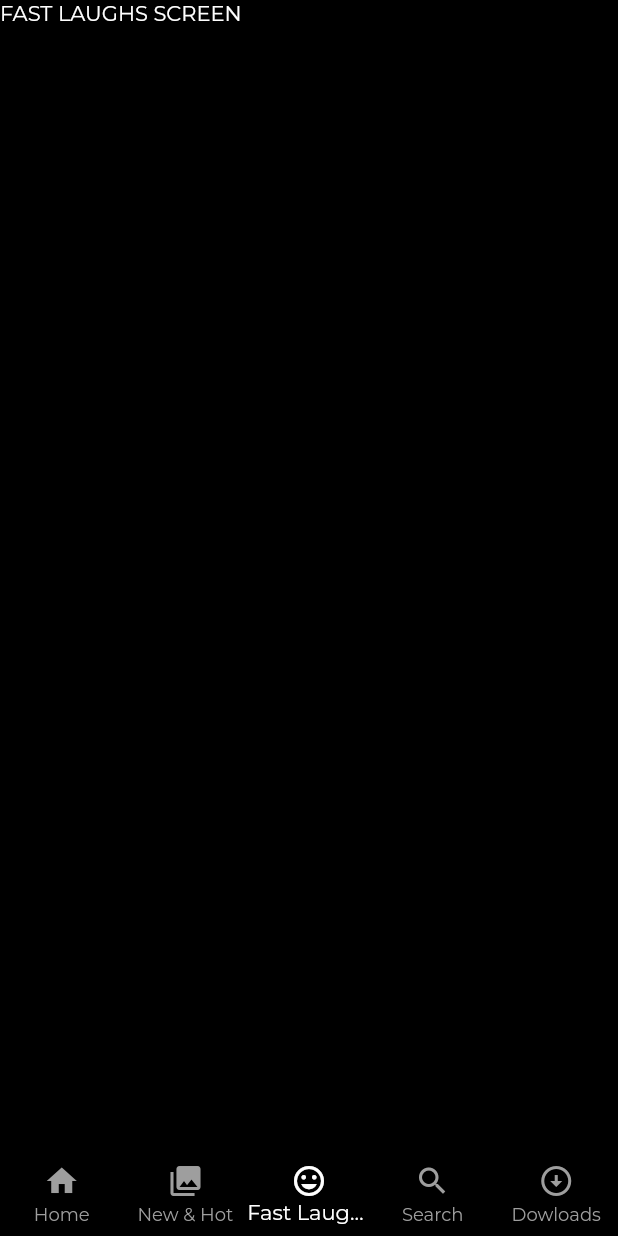
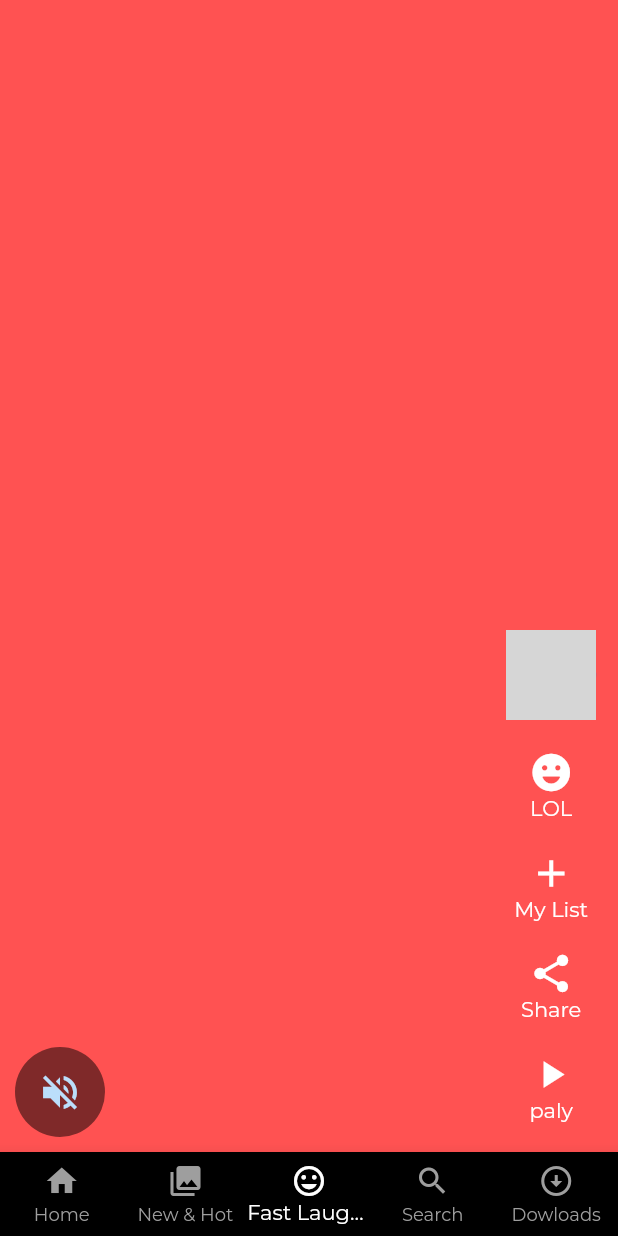
Before and after one commit to NaseefMallissery/Netflix-clone, a Flutter app: the screen it shows after launch, item 3 of the bottom bar chosen, on a phone screen of 412 x 824 dp. Run offline on Flutter 3.47's test engine with Material 2 defaults, Android fonts, the phone set to English and light mode, and no system bars; our stand-ins replace google_fonts; network calls fail; grey boxes are pictures that could not be loaded.

Commit message:
fast_laugh ui

```diff
--- a/lib/presentation/fast_laughs/screen_fast_laughs.dart
+++ b/lib/presentation/fast_laughs/screen_fast_laughs.dart
@@ -1,6 +1,5 @@
 import 'package:flutter/material.dart';
-import 'package:flutter/src/foundation/key.dart';
-import 'package:flutter/src/widgets/framework.dart';
+import 'package:netflix/presentation/fast_laughs/widgets/video_list_item.dart';
 
 class ScreenFastLaughs extends StatelessWidget {
   const ScreenFastLaughs({Key? key}) : super(key: key);
@@ -8,7 +7,14 @@ class ScreenFastLaughs extends StatelessWidget {
   @override
   Widget build(BuildContext context) {
     return Scaffold(
-      body: Text('FAST LAUGHS SCREEN'),
+      body: SafeArea(
+        child: PageView(
+          scrollDirection: Axis.vertical,
+          children: List.generate(10, (index) {
+            return VideoListItem(index: index);
+          }),
+        ),
+      ),
     );
   }
 }
--- /dev/null
+++ b/lib/presentation/fast_laughs/widgets/video_list_item.dart
@@ -0,0 +1,101 @@
+import 'package:flutter/material.dart';
+import 'package:netflix/core/colors/colors.dart';
+import 'package:netflix/core/constans.dart';
+
+class VideoListItem extends StatelessWidget {
+  const VideoListItem({
+    Key? key,
+    required this.index,
+  }) : super(key: key);
+  final int index;
+
+  @override
+  Widget build(BuildContext context) {
+    return Stack(
+      children: [
+        Container(
+          color: Colors.accents[index % Colors.accents.length],
+        ),
+        Align(
+          alignment: Alignment.bottomCenter,
+          child: Padding(
+            padding: const EdgeInsets.symmetric(horizontal: 10, vertical: 10),
+            child: Row(
+              crossAxisAlignment: CrossAxisAlignment.end,
+              mainAxisAlignment: MainAxisAlignment.spaceBetween,
+              children: [
+                //left side
+
+                CircleAvatar(
+                  backgroundColor: Colors.black.withOpacity(.5),
+                  radius: 30,
+                  child: IconButton(
+                    onPressed: () {},
+                    icon: const Icon(
+                      Icons.volume_off,
+                      size: 30,
+                    ),
+                  ),
+                ),
+
+                //right side
+                Column(
+                  mainAxisAlignment: MainAxisAlignment.end,
+                  children: const [
+                    Padding(
+                      padding: EdgeInsets.symmetric(vertical: 10),
+                      child: CircleAvatar(
+                        radius: 30,
+                        backgroundImage: NetworkImage(
+                          'https://www.themoviedb.org/t/p/w600_and_h900_bestv2/gXTKvuRJLdLPInOxHyI2lDzLcCR.jpg',
+                        ),
+                      ),
+                    ),
+                    VideoActionsWidget(
+                        icon: Icons.emoji_emotions_rounded, title: 'LOL'),
+                    VideoActionsWidget(icon: Icons.add, title: 'My List'),
+                    VideoActionsWidget(icon: Icons.share, title: 'Share'),
+                    VideoActionsWidget(icon: Icons.play_arrow, title: 'paly'),
+                  ],
+                )
+              ],
+            ),
+          ),
+        )
+      ],
+    );
+  }
+}
+
+class VideoActionsWidget extends StatelessWidget {
+  const VideoActionsWidget({
+    Key? key,
+    required this.icon,
+    required this.title,
+  }) : super(key: key);
+  final IconData icon;
+  final String title;
+
+  @override
+  Widget build(BuildContext context) {
+    return Padding(
+      padding: const EdgeInsets.symmetric(vertical: 10, horizontal: 10),
+      child: Column(
+        children: [
+          Icon(
+            icon,
+            color: Colors.white,
+            size: 30,
+          ),
+          Text(
+            title,
+            style: const TextStyle(
+              color: kWhiteColor,
+              fontSize: 14,
+            ),
+          ),
+        ],
+      ),
+    );
+  }
+}
--- a/lib/presentation/home/screen_home.dart
+++ b/lib/presentation/home/screen_home.dart
@@ -1,6 +1,4 @@
 import 'package:flutter/material.dart';
-import 'package:flutter/src/foundation/key.dart';
-import 'package:flutter/src/widgets/framework.dart';
 
 class ScreenHome extends StatelessWidget {
   const ScreenHome({Key? key}) : super(key: key);
--- a/lib/presentation/search/widgets/search_result.dart
+++ b/lib/presentation/search/widgets/search_result.dart
@@ -1,6 +1,4 @@
 import 'package:flutter/cupertino.dart';
-import 'package:flutter/src/foundation/key.dart';
-import 'package:flutter/src/widgets/framework.dart';
 import 'package:netflix/core/constans.dart';
 import 'package:netflix/presentation/search/widgets/search_title.dart';
 
--- /dev/null
+++ b/lib/presentation/widgets/main_title.dart
@@ -0,0 +1,20 @@
+import 'package:flutter/cupertino.dart';
+
+class MainTitle extends StatelessWidget {
+  const MainTitle({
+    Key? key,
+    required this.title,
+  }) : super(key: key);
+  final String title;
+
+  @override
+  Widget build(BuildContext context) {
+    return Text(
+      title,
+      style: const TextStyle(
+        fontSize: 22,
+        fontWeight: FontWeight.bold,
+      ),
+    );
+  }
+}
```
Also changed, not shown: pubspec.yaml (+2 -8 lines), pubspec.lock, 1 other file.
